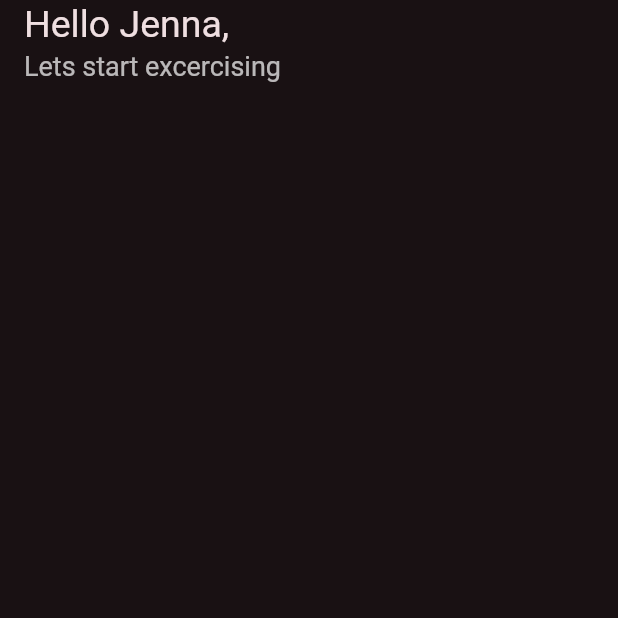
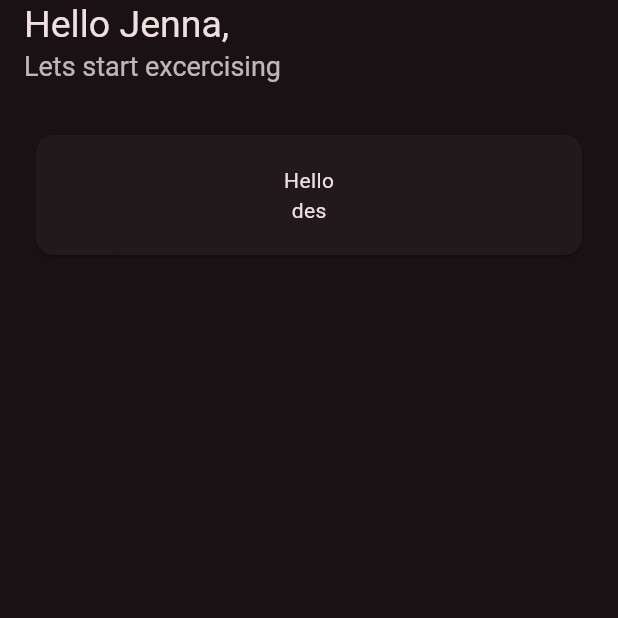
Before and after one commit to mpkumar04/intern_task1, a Flutter app: the screen it shows after launch, on a phone screen of 412 x 824 dp, the top half of it. Run offline on Flutter 3.47's test engine with Material 3 defaults, Android fonts, the phone set to English and light mode, and no system bars.

Commit message:
ui modification

```diff
--- a/lib/main.dart
+++ b/lib/main.dart
@@ -32,6 +32,26 @@
             ],
           ),
         ),
+
+        body: Padding(
+          padding: EdgeInsets.all(20.0),
+          child: Column(
+            children: [
+              Container(
+                width: double.infinity,
+                padding: EdgeInsets.symmetric(vertical: 10.0),
+                child: Card(
+                  child: Padding(padding: EdgeInsets.all(20.0),
+                child: Column(
+                  children: [
+                    Text("Hello"),
+                    Text("des"),
+                  ],
+                ),)),
+              ),
+            ],
+          ),
+        ),
       ),
     );
   }
```
